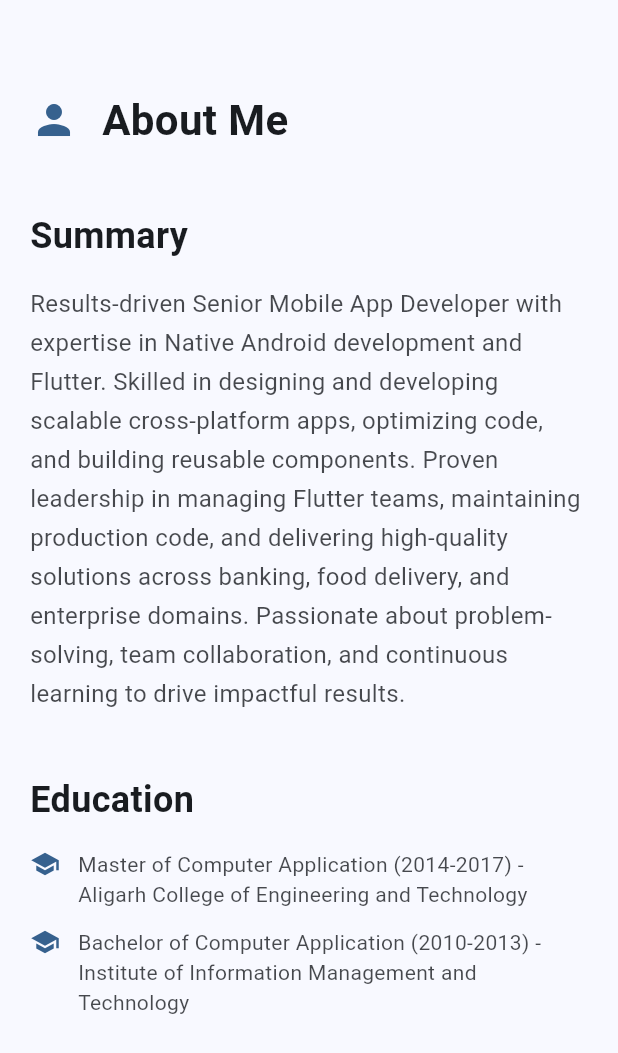
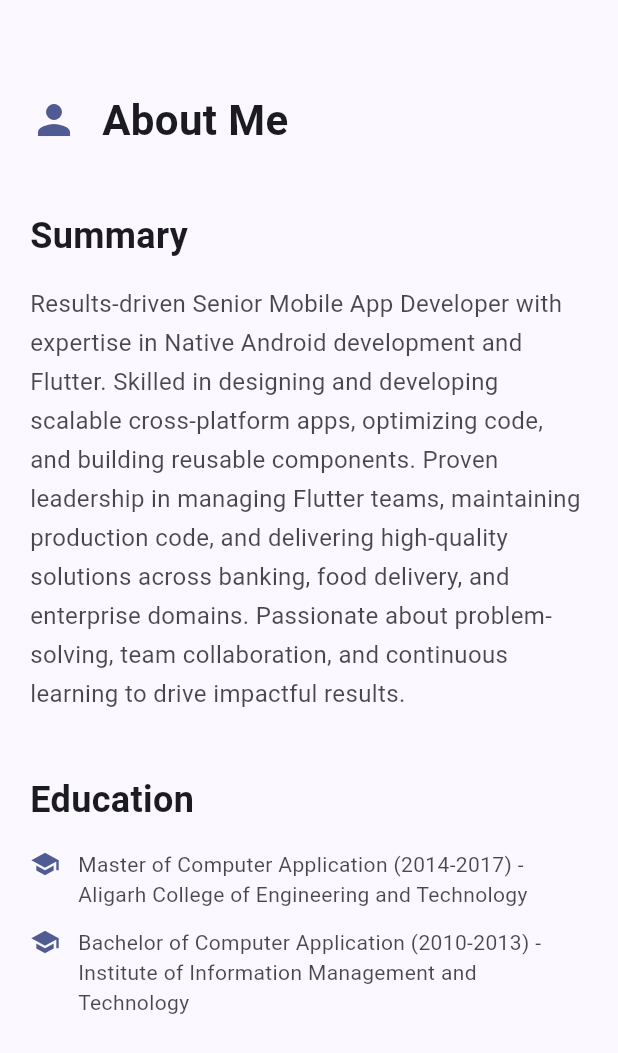
Before and after one commit to madhurDroiddev/madhur-jain-portfolio, a Flutter app: the AboutSection widget shown alone on an empty page, opened directly, on a phone screen of 412 x 824 dp. Shown: the top 1053 px of the screen. Run offline on Flutter 3.47's test engine with Material 3 defaults, Android fonts, the phone set to English and light mode, and no system bars; our stand-ins replace shared_preferences; accounts and stored records are empty.

Commit message:
Fix: Mobile UI scrolling, broken links, and add stylish design

```diff
--- a/lib/main.dart
+++ b/lib/main.dart
@@ -23,17 +23,19 @@ class PortfolioApp extends StatelessWidget {
               primarySwatch: Colors.blue,
               useMaterial3: true,
               colorScheme: ColorScheme.fromSeed(
-                seedColor: const Color(0xFF2196F3),
+                seedColor: const Color(0xFF667eea),
                 brightness: Brightness.light,
               ),
+              scaffoldBackgroundColor: const Color(0xFFf8fafc),
             ),
             darkTheme: ThemeData(
               primarySwatch: Colors.blue,
               useMaterial3: true,
               colorScheme: ColorScheme.fromSeed(
-                seedColor: const Color(0xFF2196F3),
+                seedColor: const Color(0xFF667eea),
                 brightness: Brightness.dark,
               ),
+              scaffoldBackgroundColor: const Color(0xFF0f172a),
             ),
             themeMode: themeService.isDarkMode ? ThemeMode.dark : ThemeMode.light,
             home: const HomeScreen(),
--- a/lib/screens/home_screen.dart
+++ b/lib/screens/home_screen.dart
@@ -38,8 +38,11 @@ class _HomeScreenState extends State<HomeScreen> {
     if (index < sections.length && sections[index].currentContext != null) {
       final RenderBox renderBox = sections[index].currentContext!.findRenderObject() as RenderBox;
       final position = renderBox.localToGlobal(Offset.zero);
+      final screenHeight = MediaQuery.of(context).size.height;
+      final offset = position.dy - (screenHeight * 0.1); // 10% from top
+
       _scrollController.animateTo(
-        position.dy - 100,
+        offset.clamp(0.0, _scrollController.position.maxScrollExtent),
         duration: const Duration(milliseconds: 800),
         curve: Curves.easeInOut,
       );
--- a/lib/widgets/about_section.dart
+++ b/lib/widgets/about_section.dart
@@ -15,6 +15,16 @@ class AboutSection extends StatelessWidget {
       padding: EdgeInsets.symmetric(
         horizontal: isDesktop ? 80 : isTablet ? 40 : 20,
         vertical: 60,
+      ),
+      decoration: BoxDecoration(
+        gradient: LinearGradient(
+          begin: Alignment.topCenter,
+          end: Alignment.bottomCenter,
+          colors: [
+            Theme.of(context).colorScheme.surface,
+            Theme.of(context).colorScheme.surface.withOpacity(0.8),
+          ],
+        ),
       ),
       child: Column(
         crossAxisAlignment: CrossAxisAlignment.start,
--- a/lib/widgets/contact_section.dart
+++ b/lib/widgets/contact_section.dart
@@ -22,8 +22,8 @@ class ContactSection extends StatelessWidget {
           begin: Alignment.topLeft,
           end: Alignment.bottomRight,
           colors: [
-            Theme.of(context).colorScheme.primary,
-            Theme.of(context).colorScheme.primary.withOpacity(0.8),
+            const Color(0xFF667eea),
+            const Color(0xFF764ba2),
           ],
         ),
       ),
--- a/lib/widgets/header_widget.dart
+++ b/lib/widgets/header_widget.dart
@@ -23,9 +23,11 @@ class HeaderWidget extends StatelessWidget {
           begin: Alignment.topLeft,
           end: Alignment.bottomRight,
           colors: [
-            Theme.of(context).colorScheme.primary,
-            Theme.of(context).colorScheme.primary.withOpacity(0.8),
+            const Color(0xFF667eea),
+            const Color(0xFF764ba2),
+            const Color(0xFFf093fb),
           ],
+          stops: const [0.0, 0.5, 1.0],
         ),
       ),
       child: Column(
```
Also changed, not shown: lib/widgets/experience_section.dart (+10 -3 lines), lib/widgets/footer_widget.dart (+8 -4 lines).
